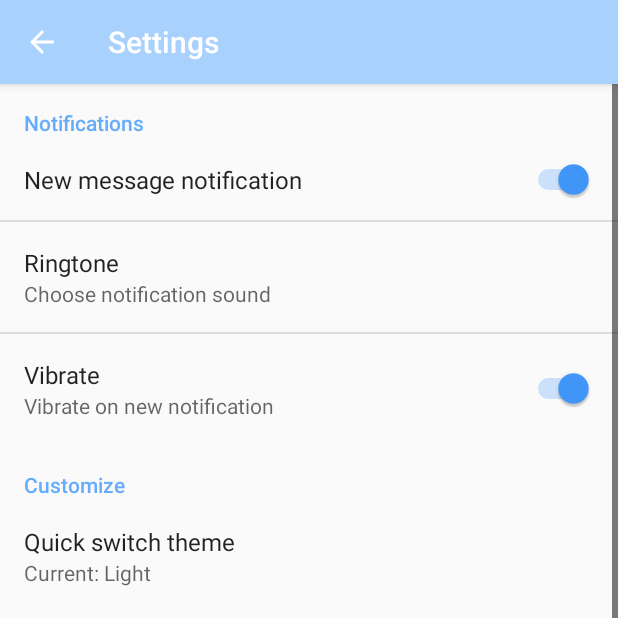
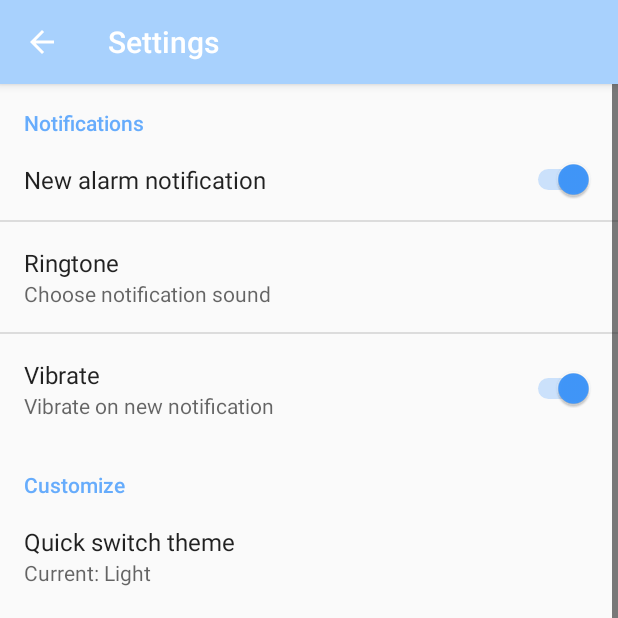
Before and after one commit to mohammadkashifkhan/UniversalAlarm, an Android app: the SettingsActivity screen opened directly, with no data from a screen before it, on a phone screen of 412 x 824 dp, the top half of it. Run offline under Robolectric (Android 15) with nearby library versions, the light colour scheme and no system bars.

Commit message:
AutoComplete Place View added, bug fixes

```diff
--- a/app/src/main/java/com/mdkashif/alarm/activities/SettingsActivity.java
+++ b/app/src/main/java/com/mdkashif/alarm/activities/SettingsActivity.java
@@ -31,16 +31,16 @@ public class SettingsActivity extends AppCompatActivity {
             super.onCreate(savedInstanceState);
             addPreferencesFromResource(R.xml.activity_settings);
 
-//            Preference aboutdev= findPreference(getString(R.string.aboutDev));
-//            Preference rate = findPreference(getString(R.string.rate));
-//            Preference share = findPreference(getString(R.string.share));
-//            Preference appver = findPreference("appver");
-//            Preference faq = findPreference(getString(R.string.title_faq));
-//            Preference pp = findPreference(getString(R.string.privacy_policy));
-//            Preference tnc = findPreference(getString(R.string.title_terms));
-//            Preference feedback = findPreference(getString(R.string.key_send_feedback));
-//            Preference notification=findPreference(getString(R.string.notifications_new_message));
-//            Preference vibrate=findPreference(getString(R.string.key_vibrate));
+            Preference toggleAboutDev= findPreference(getString(R.string.aboutDev));
+            Preference toggleRate = findPreference(getString(R.string.rate));
+            Preference toggleShare = findPreference(getString(R.string.share));
+            Preference toggleAppVersion = findPreference(getString(R.string.keyAppVersion));
+            Preference toggleFaq = findPreference(getString(R.string.title_faq));
+            Preference togglePrivacyPolicy = findPreference(getString(R.string.privacy_policy));
+            Preference toggleTnc = findPreference(getString(R.string.title_terms));
+            Preference toggleFeedback = findPreference(getString(R.string.key_send_feedback));
+            Preference toggleNotification=findPreference(getString(R.string.notifications_new_message));
+            Preference toggleVibrate=findPreference(getString(R.string.key_vibrate));
 //
 //            aboutdev.setOnPreferenceClickListener(new Preference.OnPreferenceClickListener() {
 //                @Override
--- a/app/src/main/java/com/mdkashif/alarm/activities/home/HomeActivity.kt
+++ b/app/src/main/java/com/mdkashif/alarm/activities/home/HomeActivity.kt
@@ -29,7 +29,7 @@ import permissions.dispatcher.*
 @RuntimePermissions
 class HomeActivity : BaseActivity() {
 
-    private val alarmType: List<String> = listOf("time","battery","location")
+    private val alarmType: List<String> = listOf("time","battery","location","prayer")
     private var binding: ActivityHomeBinding? = null
     private var mBatInfoReceiver: BatteryReceiver?=null
 
--- a/app/src/main/java/com/mdkashif/alarm/activities/home/HomeAlarmListAdapter.java
+++ b/app/src/main/java/com/mdkashif/alarm/activities/home/HomeAlarmListAdapter.java
@@ -60,6 +60,9 @@ public class HomeAlarmListAdapter extends RecyclerView.Adapter {
             case 2:
                 view = LayoutInflater.from(parent.getContext()).inflate(R.layout.home_alarm_location_list_item, parent, false);
                 return new BatteryViewHolder(view);
+            case 3:
+                view = LayoutInflater.from(parent.getContext()).inflate(R.layout.home_alarm_prayer_list_item, parent, false);
+                return new BatteryViewHolder(view);
         }
         return null;
     }
@@ -78,6 +81,8 @@ public class HomeAlarmListAdapter extends RecyclerView.Adapter {
                 return 1;
             case "location":
                 return 2;
+            case "prayer":
+                return 3;
             default:
                 return -1;
         }
--- a/app/src/main/java/com/mdkashif/alarm/alarm/ShowAllAlarmsFragment.kt
+++ b/app/src/main/java/com/mdkashif/alarm/alarm/ShowAllAlarmsFragment.kt
@@ -14,7 +14,7 @@ import com.mdkashif.alarm.utils.AnimationSingleton
 import kotlinx.android.synthetic.main.fragment_show_all_alarms.*
 
 class ShowAllAlarmsFragment : Fragment() {
-    val alarmType: List<String> = listOf("time","battery","location","time","time","location","battery","location")
+    val alarmType: List<String> = listOf("time","battery","location","prayer","location","battery")
 
     override fun onCreateView(inflater: LayoutInflater, container: ViewGroup?,
                               savedInstanceState: Bundle?): View? {
--- /dev/null
+++ b/app/src/main/res/values-xhdpi/dimens.xml
@@ -0,0 +1,2 @@
+<?xml version="1.0" encoding="utf-8"?>
+<resources></resources>
--- /dev/null
+++ b/app/src/main/res/values-xxhdpi/dimens.xml
@@ -0,0 +1,2 @@
+<?xml version="1.0" encoding="utf-8"?>
+<resources></resources>
--- /dev/null
+++ b/app/src/main/res/values-xxxhdpi/dimens.xml
@@ -0,0 +1,2 @@
+<?xml version="1.0" encoding="utf-8"?>
+<resources></resources>
--- a/app/src/main/res/values/strings.xml
+++ b/app/src/main/res/values/strings.xml
@@ -19,9 +19,11 @@
     <string name="summary_about">Made with &#9825; by Kashif</string>
     <string name="rate">Rate</string>
     <string name="share">Share</string>
-    <string name="title_new_notification_sound">New message notification</string>
+    <string name="title_new_notification_sound">New alarm notification</string>
     <string name="aboutDev">aboutdev</string>
+    <string name="aboutDevTitle">About the Developer</string>
     <string name="title_version">App version</string>
+    <string name="keyAppVersion">App version</string>
     <string name="pref_title_ringtone">Ringtone</string>
     <string name="add_Time">Time alarm</string>
     <string name="add_Battery">Battery alarm</string>
@@ -30,7 +32,7 @@
     <string name="settings">Settings</string>
     <string name="customize">Customize</string>
     <string name="theme">Quick switch theme</string>
-    <string name="search_hint">Quick switch theme</string>
+    <string name="search_hint">Search for any Location..</string>
     <string-array name="query_suggestions">
         <item>Android</item>
         <item>iOS</item>
--- a/app/src/main/res/xml/activity_settings.xml
+++ b/app/src/main/res/xml/activity_settings.xml
@@ -37,12 +37,12 @@
     <PreferenceCategory android:title="@string/pref_header_about">
 
         <Preference
-            android:title="About the Developer"
+            android:title="@string/aboutDevTitle"
             android:key="@string/aboutDev"
             android:selectable="true" />
 
         <Preference
-            android:key="appver"
+            android:key="@string/keyAppVersion"
             android:title="@string/title_version" />
 
         <Preference
--- a/build.gradle
+++ b/build.gradle
@@ -20,6 +20,7 @@ allprojects {
         google()
         jcenter()
         maven { url 'https://jitpack.io' }
+        maven { url 'https://oss.sonatype.org/content/repositories/snapshots' }
     }
 }
 
```
Also changed, not shown: app/build.gradle (+6 -6 lines), app/src/main/java/com/mdkashif/alarm/location/SetLocationFragment.kt (+6 -7 lines), app/src/main/res/drawable/tv_auto_complete_bg.xml (added, +11 -0 lines), app/src/main/res/layout/fragment_add_location.xml (+12 -11 lines), app/src/main/res/layout/home_alarm_prayer_list_item.xml (added, +59 -0 lines), app/src/main/res/drawable-hdpi/ic_search.png (added), app/src/main/res/drawable-mdpi/ic_search.png (added), app/src/main/res/drawable-xhdpi/ic_search.png (added), app/src/main/res/drawable-xxhdpi/ic_search.png (added), 1 other file.
